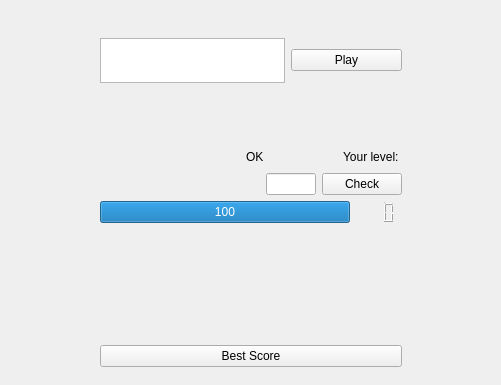
The window that mainwindow.ui (ButProgramming/MathTrainerQT) describes before a commit, drawn with Qt 5.
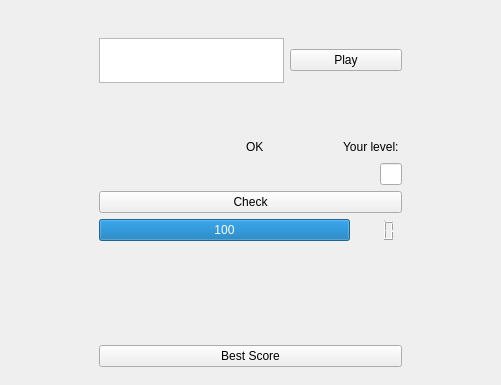
The same window after the commit. Custom widgets are drawn as their Qt base class.

Diff of the .ui file:
```diff
--- a/mainwindow.ui
+++ b/mainwindow.ui
@@ -314,7 +314,7 @@
              <widget class="QLabel" name="term">
               <property name="minimumSize">
                <size>
-                <width>160</width>
+                <width>275</width>
                 <height>0</height>
                </size>
               </property>
@@ -348,14 +348,14 @@
               </property>
              </widget>
             </item>
+           </layout>
+          </item>
             <item>
              <widget class="QPushButton" name="CheckButton">
               <property name="text">
                <string>Check</string>
               </property>
              </widget>
-            </item>
-           </layout>
           </item>
           <item>
            <layout class="QHBoxLayout" name="horizontalLayout_14">
```
Lines whose indentation alone changed are shown as unchanged.
